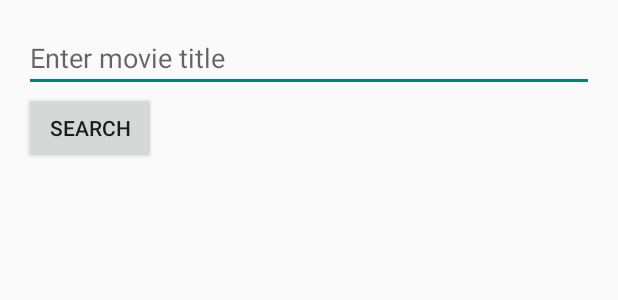
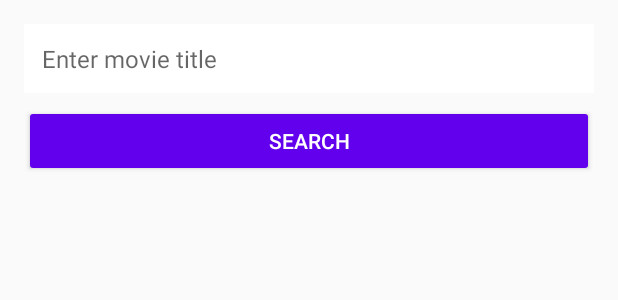
Before and after one commit to Zeel0911/Comp-3025-ass-1, an Android app built with Jetpack Compose: the layout activity_main.xml on its own in the app's theme, with its tools: preview values and no code run, on a phone screen of 412 x 824 dp. Shown: the top 300 px of the screen. Run offline under Robolectric (Android 15) with nearby library versions, the phone set to English and light mode, and no system bars.

Commit message:
using contrast colors for activity main file

```diff
--- a/app/src/main/res/layout/activity_main.xml
+++ b/app/src/main/res/layout/activity_main.xml
@@ -9,18 +9,36 @@
         android:id="@+id/searchEditText"
         android:layout_width="match_parent"
         android:layout_height="wrap_content"
-        android:hint="Enter movie title"/>
+        android:hint="Enter movie title"
+        android:padding="12dp"
+        android:layout_marginBottom="8dp"
+        android:background="@color/white"
+        android:inputType="text"
+        android:textSize="16sp"/>
 
     <Button
         android:id="@+id/searchButton"
-        android:layout_width="wrap_content"
+        android:layout_width="match_parent"
         android:layout_height="wrap_content"
-        android:text="Search"/>
+        android:text="Search"
+        android:layout_marginBottom="16dp"
+        android:padding="12dp"
+        android:backgroundTint="@color/purple_500"
+        android:textColor="@android:color/white"/>
+
 
     <androidx.recyclerview.widget.RecyclerView
         android:id="@+id/recyclerView"
         android:layout_width="match_parent"
         android:layout_height="0dp"
         android:layout_weight="1"/>
+    <ProgressBar
+        android:id="@+id/progressBar"
+        android:layout_width="wrap_content"
+        android:layout_height="wrap_content"
+        android:visibility="gone"
+        android:layout_gravity="center_horizontal"
+        android:layout_marginBottom="8dp"/>
+
 
 </LinearLayout>
```
